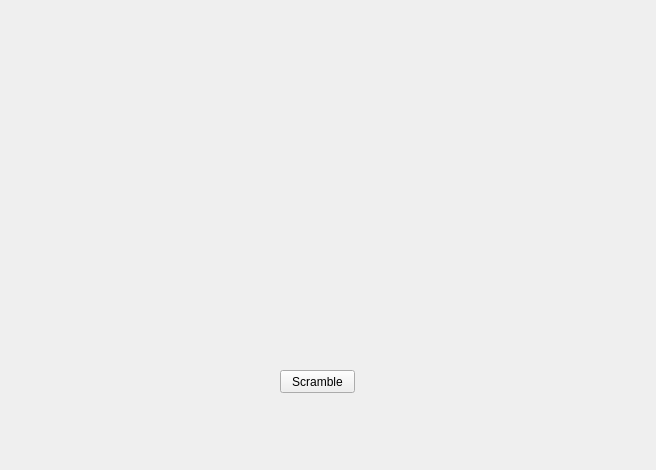
The window that PLLTrainer/mainwindow.ui (moevm/gui-1h2017-01) describes before a commit, drawn with Qt 5.
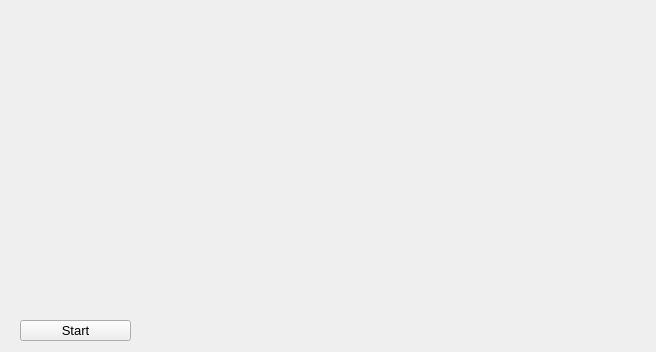
The same window after the commit. Custom widgets are drawn as their Qt base class.

Patch:
```diff
--- a/PLLTrainer/mainwindow.ui
+++ b/PLLTrainer/mainwindow.ui
@@ -7,7 +7,7 @@
     <x>0</x>
     <y>0</y>
     <width>656</width>
-    <height>470</height>
+    <height>352</height>
    </rect>
   </property>
   <property name="windowTitle">
@@ -17,24 +17,50 @@
    <widget class="CubeWidget" name="widget" native="true">
     <property name="geometry">
      <rect>
-      <x>130</x>
-      <y>30</y>
-      <width>371</width>
-      <height>301</height>
+      <x>20</x>
+      <y>20</y>
+      <width>301</width>
+      <height>291</height>
      </rect>
     </property>
    </widget>
    <widget class="QPushButton" name="pushButton">
     <property name="geometry">
      <rect>
-      <x>280</x>
-      <y>370</y>
-      <width>75</width>
-      <height>23</height>
+      <x>20</x>
+      <y>320</y>
+      <width>111</width>
+      <height>21</height>
      </rect>
     </property>
+    <property name="font">
+     <font>
+      <pointsize>10</pointsize>
+     </font>
+    </property>
     <property name="text">
-     <string>Scramble</string>
+     <string>Start</string>
+    </property>
+   </widget>
+   <widget class="QLabel" name="resultLabel">
+    <property name="geometry">
+     <rect>
+      <x>150</x>
+      <y>320</y>
+      <width>171</width>
+      <height>21</height>
+     </rect>
+    </property>
+    <property name="font">
+     <font>
+      <pointsize>10</pointsize>
+     </font>
+    </property>
+    <property name="text">
+     <string/>
+    </property>
+    <property name="alignment">
+     <set>Qt::AlignRight|Qt::AlignTrailing|Qt::AlignVCenter</set>
     </property>
    </widget>
   </widget>
```
Left out of the diff: 4 changed lines with no effect on the pictures.
